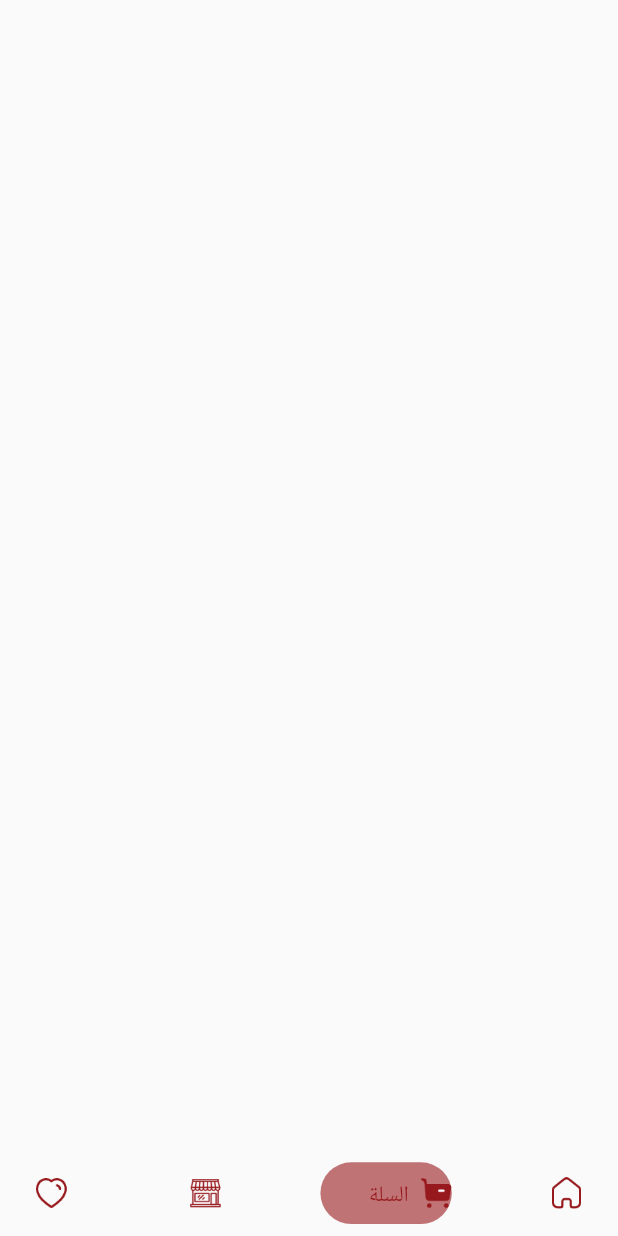
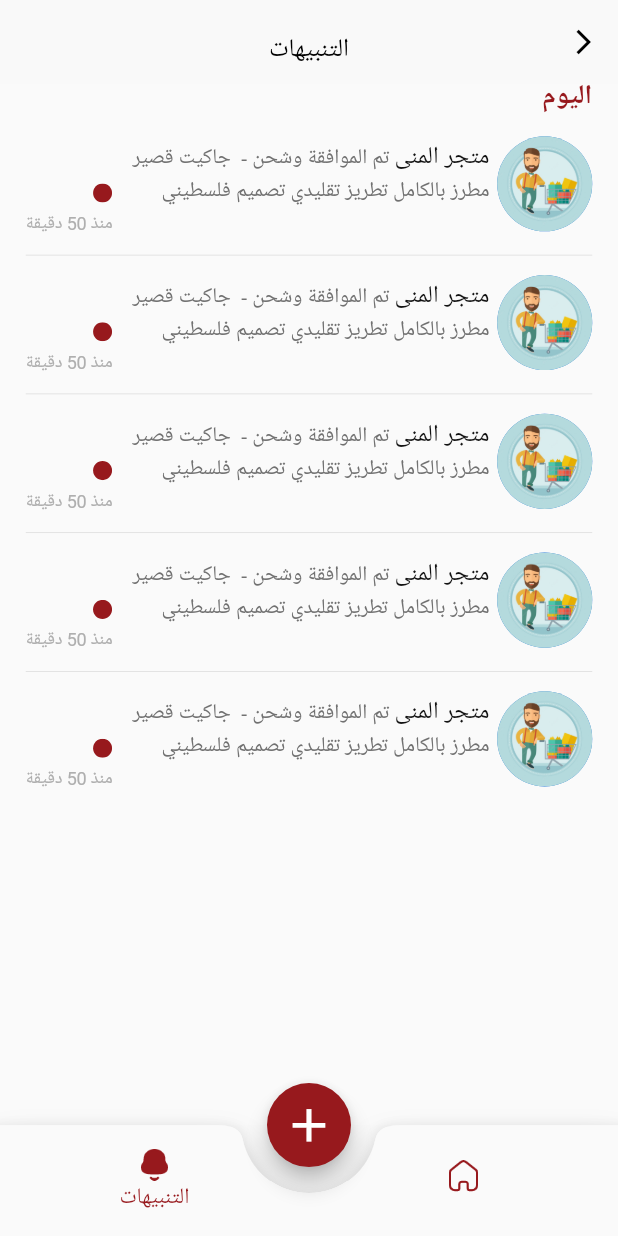
Before and after one commit to Mohamed-Salem7/Bazaar_app, a Flutter app: the MainScreen screen opened directly, item 2 of the bottom bar chosen, on a phone screen of 412 x 824 dp. Run offline on Flutter 3.47's test engine with Material 2 defaults, Android fonts, the phone set to English and light mode, and no system bars; drawn by our look-alikes of salomon_bottom_bar; our stand-ins replace buttons_tabbar, carousel_slider, flutter_bloc, flutter_screenutil, flutter_svg, get and 2 more; accounts and stored records are empty; Roboto replaces fonts that are missing (SF Display, Tajawal).

Commit message:
master-commit

```diff
--- a/lib/controller/main/cubit.dart
+++ b/lib/controller/main/cubit.dart
@@ -2,6 +2,7 @@ import 'package:bazaar/controller/main/state.dart';
 import 'package:bazaar/presntaion/layers/checkout/checkout_screen.dart';
 import 'package:bazaar/presntaion/layers/favorite/favorite_screen.dart';
 import 'package:bazaar/presntaion/layers/home_screen/main_home_screen.dart';
+import 'package:bazaar/presntaion/layers/notification/notification_screen.dart';
 import 'package:bazaar/presntaion/layers/store/store_screen.dart';
 import 'package:flutter/cupertino.dart';
 import 'package:flutter_bloc/flutter_bloc.dart';
@@ -16,6 +17,11 @@ class MainCubit extends Cubit<MainState> {
     const CheckOutScreen(),
     const StoreScreen(),
     const FavoriteScreen(),
+  ];
+
+  List<Widget> screenSeller = [
+    const MainHomeScreen(),
+    const NotificationScreen(),
   ];
 
   int currentIndex = 0;
--- a/lib/presntaion/layers/home_screen/main_home_screen.dart
+++ b/lib/presntaion/layers/home_screen/main_home_screen.dart
@@ -3,6 +3,8 @@ import 'package:bazaar/presntaion/layers/home_screen/widget/carousel_slider.dart
 import 'package:bazaar/presntaion/layers/home_screen/widget/grid_view_home.dart';
 import 'package:bazaar/presntaion/layers/home_screen/widget/list_view_home.dart';
 import 'package:bazaar/presntaion/layers/home_screen/widget/text_home_widget.dart';
+import 'package:bazaar/presntaion/layers/notification/notification_screen.dart';
+import 'package:bazaar/presntaion/layers/store/widget/search_field.dart';
 import 'package:bazaar/presntaion/utils/App_Color.dart';
 import 'package:bazaar/presntaion/utils/App_Image.dart';
 import 'package:bazaar/presntaion/utils/Global%20widget/component.dart';
@@ -49,12 +51,22 @@ class MainHomeScreen extends StatelessWidget {
             actions: [
               Padding(
                 padding: const EdgeInsets.all(8.0),
+                child: GestureDetector(
+                  onTap: ()
+                  {
+                    Get.to(const NotificationScreen(),transition: transition[2],);
+                  },
                   child: Center(
                     child: Stack(
                       alignment: Alignment.topRight,
                       children: <Widget>[
-                      Icon(Icons.notifications_outlined,
-                          color: AppColor.black, size: 30.spMin),
+                        Image(
+                          image: AssetImage(
+                            AppImage.notificationunImg,
+                          ),
+                          height: 17.h,
+                          width: 21.w,
+                        ),
                         Container(
                           width: 6.0,
                           height: 6.0,
@@ -67,11 +79,16 @@ class MainHomeScreen extends StatelessWidget {
                     ),
                   ),
                 ),
+              ),
             ],
           ),
           body: SingleChildScrollView(
             child: Column(
               children: [
+                Padding(
+                  padding: EdgeInsets.symmetric(horizontal: 10.w),
+                  child: const SearchField(isBlog: true),
+                ),
                 CarouselWithIndicatorDemo(),
                 Padding(
                   padding: EdgeInsets.symmetric(horizontal: 20.w),
--- a/lib/presntaion/layers/home_screen/widget/carousel_slider.dart
+++ b/lib/presntaion/layers/home_screen/widget/carousel_slider.dart
@@ -21,21 +21,25 @@ class _CarouselWithIndicatorState extends State<CarouselWithIndicatorDemo> {
       crossAxisAlignment: CrossAxisAlignment.start,
       children: [
         Padding(
-          padding:  EdgeInsets.symmetric(vertical: 10.h),
+          padding: EdgeInsets.symmetric(vertical: 10.h),
           child: Stack(
-              alignment: AlignmentDirectional.center, children: [
+            alignment: AlignmentDirectional.center,
+            children: [
               CarouselSlider(
+                disableGesture: true,
                 items: imageSliders,
                 carouselController: _controller,
                 options: CarouselOptions(
+                  height: 167.h,
                   autoPlay: true,
                   enlargeCenterPage: true,
-                  aspectRatio: 1.7.h,
+                  aspectRatio: 1/0.13,
                   onPageChanged: (index, reason) {
                     setState(() {
                       _current = index;
                     });
-                  }),
+                  },
+                ),
               ),
               Positioned(
                 bottom: 28.h,
@@ -46,16 +50,20 @@ class _CarouselWithIndicatorState extends State<CarouselWithIndicatorDemo> {
                       child: Container(
                         width: 7.w,
                         height: 7.h,
-                      margin: EdgeInsets.symmetric(vertical: 8.h, horizontal: 4.w),
+                        margin: EdgeInsets.symmetric(
+                            vertical: 8.h, horizontal: 4.w),
                         decoration: BoxDecoration(
                             shape: BoxShape.circle,
-                          color: _current == entry.key?AppColor.black:AppColor.white),
+                            color: _current == entry.key
+                                ? AppColor.black
+                                : AppColor.white),
                       ),
                     );
                   }).toList(),
                 ),
               ),
-          ]),
+            ],
+          ),
         ),
       ],
     );
@@ -63,12 +71,20 @@ class _CarouselWithIndicatorState extends State<CarouselWithIndicatorDemo> {
 }
 
 final List<Widget> imageSliders = imgList
-    .map((item) => Container(child: Image.asset(item,fit: BoxFit.contain)))
+    .map((item) => Container(
+          height: 167.h,
+          width: 343.w,
+          decoration: BoxDecoration(
+            image: DecorationImage(
+              image: AssetImage(item),
+              fit: BoxFit.cover,
+            ),
+          ),
+        ))
     .toList();
 
 final List<String> imgList = [
   AppImage.slider,
   AppImage.slider,
   AppImage.slider,
-
 ];
--- a/lib/presntaion/layers/main_screen/main_screen.dart
+++ b/lib/presntaion/layers/main_screen/main_screen.dart
@@ -7,6 +7,7 @@ import 'package:flutter_bloc/flutter_bloc.dart';
 import 'package:flutter_screenutil/flutter_screenutil.dart';
 import 'package:google_fonts/google_fonts.dart';
 import 'package:salomon_bottom_bar/salomon_bottom_bar.dart';
+
 
 class MainScreen extends StatelessWidget {
   const MainScreen({Key? key}) : super(key: key);
@@ -19,8 +20,78 @@ class MainScreen extends StatelessWidget {
         return Directionality(
           textDirection: TextDirection.rtl,
           child: Scaffold(
-            body: cubit.screen[cubit.currentIndex],
-            bottomNavigationBar: SalomonBottomBar(
+            backgroundColor: AppColor.white9,
+            body: false ? cubit.screen[cubit.currentIndex] : cubit.screenSeller[cubit.currentIndex],
+            floatingActionButton:  true ? Padding(
+              padding:  EdgeInsets.symmetric(horizontal: 15.w,vertical: 15.h),
+              child: FloatingActionButton(
+                child: Icon(Icons.add,size: 35.sp,),
+                hoverElevation: 10,
+                isExtended: true,
+                splashColor: AppColor.white9,
+                backgroundColor: AppColor.mainColor,
+                onPressed: () {},
+              ),
+            ) : null,
+            floatingActionButtonLocation: FloatingActionButtonLocation.centerDocked,
+            bottomNavigationBar: true ? BottomAppBar(
+              shape: const CircularNotchedRectangle(),
+              notchMargin: 0.1,
+              clipBehavior: Clip.antiAlias,
+              child: Container(
+                width: 375.w,
+                height: 70.h,
+                color: AppColor.white9,
+                child: BottomNavigationBar(
+                  selectedLabelStyle:  GoogleFonts.roboto(
+                    fontSize: 14.sp,
+                    letterSpacing: -0.5000000152587891.spMin,
+                    fontWeight: FontWeight.w500,
+                    color: AppColor.mainColor,
+                    height: 1.36.h,
+                  ),
+                  items: [
+                    BottomNavigationBarItem(
+                      icon: cubit.currentIndex == 0
+                          ? Image(
+                        image: const AssetImage(AppImage.homeUnSelImg),
+                        height: 20.h,
+                        width: 18.w,
+                      )
+                          : Image(
+                        image: const AssetImage(AppImage.homeSelImg),
+                        height: 20.h,
+                        width: 18.w,
+                      ),
+                      label:  "الرئيسية",
+
+                    ),
+                    BottomNavigationBarItem(
+                      icon: cubit.currentIndex == 1
+                          ? Image(
+                        image: const AssetImage(AppImage.notificationsImg),
+                        height: 20.h,
+                        width: 18.w,
+                      )
+                          : Image(
+                        image: const AssetImage(AppImage.notificationunImg),
+                        height: 20.h,
+                        width: 18.w,
+                      ),
+                      label:  "التنبيهات" ,
+                    ),
+                  ],
+                  useLegacyColorScheme: false,
+                  showUnselectedLabels: false,
+                  currentIndex: cubit.currentIndex,
+                  onTap: (index) {
+                    cubit.changeScreenSelect(index);
+                  },
+                ),
+              ),
+
+
+            ) : SalomonBottomBar(
               currentIndex: cubit.currentIndex,
               selectedColorOpacity: 0.6.spMin,
               onTap: (i) {
--- /dev/null
+++ b/lib/presntaion/layers/new_product/new_product_screen.dart
@@ -0,0 +1,10 @@
+import 'package:flutter/material.dart';
+
+class NewProductScreen extends StatelessWidget {
+  const NewProductScreen({Key? key}) : super(key: key);
+
+  @override
+  Widget build(BuildContext context) {
+    return const Placeholder();
+  }
+}
--- /dev/null
+++ b/lib/presntaion/layers/notification/notification_screen.dart
@@ -0,0 +1,75 @@
+import 'package:bazaar/presntaion/layers/notification/widget/Notification.dart';
+import 'package:bazaar/presntaion/layers/notification/widget/exclusive_notification.dart';
+import 'package:bazaar/presntaion/layers/notification/widget/notice_text.dart';
+import 'package:bazaar/presntaion/utils/App_Color.dart';
+import 'package:bazaar/presntaion/utils/App_Image.dart';
+import 'package:bazaar/presntaion/utils/Global%20widget/Title_Widget.dart';
+import 'package:flutter/material.dart';
+import 'package:flutter_screenutil/flutter_screenutil.dart';
+import 'package:flutter_svg/flutter_svg.dart';
+import 'package:google_fonts/google_fonts.dart';
+
+class NotificationScreen extends StatelessWidget {
+  const NotificationScreen({Key? key}) : super(key: key);
+
+  @override
+  Widget build(BuildContext context) {
+    return Directionality(
+      textDirection: TextDirection.rtl,
+      child: Scaffold(
+        body: Column(
+          crossAxisAlignment: CrossAxisAlignment.start,
+          children: [
+            TitleWidget(
+              title: 'التنبيهات',
+              isEditProfile: false,
+              context: context,
+            ),
+            Expanded(
+              child: Padding(
+                padding: EdgeInsets.symmetric(horizontal: 15.w),
+                child: Column(
+                  crossAxisAlignment: CrossAxisAlignment.start,
+                  children: [
+                    Padding(
+                      padding: EdgeInsets.only(bottom: 15.h),
+                      child: Text(
+                        'اليوم',
+                        style: GoogleFonts.roboto(
+                          fontSize: 18.0,
+                          color: AppColor.mainColor,
+                          letterSpacing: -0.6428571624755859,
+                          fontWeight: FontWeight.w700,
+                          height: 1.06,
+                        ),
+                      ),
+                    ),
+                    Expanded(
+                      child: ListView.separated(
+                        physics: const BouncingScrollPhysics(),
+                        padding: const EdgeInsets.all(0),
+                        itemBuilder: (context, index)
+                        {
+                          return const NotificationBody();
+                        },
+                        separatorBuilder: (context, index) {
+                          return Padding(
+                            padding: const EdgeInsets.only(bottom: 8.0),
+                            child: Divider(height: 10.h, thickness: 0.5.spMin),
+                          );
+                        },
+                        itemCount: 5,
+                      ),
+                    ),
+
+
+                  ],
+                ),
+              ),
+            ),
+          ],
+        ),
+      ),
+    );
+  }
+}
--- /dev/null
+++ b/lib/presntaion/layers/notification/widget/Notification.dart
@@ -0,0 +1,30 @@
+import 'package:bazaar/presntaion/layers/notification/widget/exclusive_notification.dart';
+import 'package:bazaar/presntaion/layers/notification/widget/notice_text.dart';
+import 'package:bazaar/presntaion/utils/App_Image.dart';
+import 'package:flutter/material.dart';
+import 'package:flutter_screenutil/flutter_screenutil.dart';
+
+class NotificationBody extends StatelessWidget {
+  const NotificationBody({Key? key}) : super(key: key);
+
+  @override
+  Widget build(BuildContext context) {
+    return Padding(
+      padding: EdgeInsets.only(bottom: 8.h),
+      child: Row(
+        mainAxisAlignment: MainAxisAlignment.spaceBetween,
+        crossAxisAlignment: CrossAxisAlignment.start,
+        children: [
+          CircleAvatar(
+            radius: 30.r,
+            backgroundImage: AssetImage(
+              AppImage.avatarImg,
+            ),
+          ),
+          const NoticeText(),
+          const ExclusiveNotification(),
+        ],
+      ),
+    );
+  }
+}
--- /dev/null
+++ b/lib/presntaion/layers/notification/widget/exclusive_notification.dart
@@ -0,0 +1,39 @@
+import 'package:flutter/material.dart';
+import 'package:flutter_screenutil/flutter_screenutil.dart';
+import 'package:flutter_svg/flutter_svg.dart';
+
+class ExclusiveNotification extends StatelessWidget {
+  const ExclusiveNotification({Key? key}) : super(key: key);
+
+  @override
+  Widget build(BuildContext context) {
+    return SizedBox(
+      height: 62.h,
+      child: Column(
+        mainAxisAlignment: MainAxisAlignment.end,
+        crossAxisAlignment: CrossAxisAlignment.start,
+        children: [
+          SvgPicture.string(
+            // Path 17231
+            '<svg viewBox="9.0 135.0 12.0 12.0" ><path transform="translate(9.0, 135.0)" d="M 6 0 C 9.313708305358887 0 12 2.686291694641113 12 6 C 12 9.313708305358887 9.313708305358887 12 6 12 C 2.686291694641113 12 0 9.313708305358887 0 6 C 0 2.686291694641113 2.686291694641113 0 6 0 Z" fill="#97191d" stroke="none" stroke-width="1" stroke-miterlimit="4" stroke-linecap="butt" /></svg>',
+            width: 12.w,
+            height: 12.h,
+          ),
+          SizedBox(
+            height: 5.h,
+          ),
+          Text(
+            'منذ 50 دقيقة',
+            style: TextStyle(
+              fontFamily: 'SF Display',
+              fontSize: 12.spMin,
+              color: const Color(0xFFAFAFAF),
+              letterSpacing: -0.2894117660522461.spMin,
+            ),
+            textAlign: TextAlign.right,
+          ),
+        ],
+      ),
+    );
+  }
+}
--- /dev/null
+++ b/lib/presntaion/layers/notification/widget/notice_text.dart
@@ -0,0 +1,58 @@
+import 'package:bazaar/presntaion/utils/App_Color.dart';
+import 'package:flutter/material.dart';
+import 'package:flutter_screenutil/flutter_screenutil.dart';
+import 'package:google_fonts/google_fonts.dart';
+
+class NoticeText extends StatelessWidget {
+  const NoticeText({Key? key}) : super(key: key);
+
+  @override
+  Widget build(BuildContext context) {
+    return SizedBox(
+      width: 215.w,
+      height: 62.h,
+      child: Text.rich(
+        TextSpan(
+          style: GoogleFonts.roboto(
+            fontSize: 16.spMin,
+            color: AppColor.black2,
+            letterSpacing: -0.38588235473632815.spMin,
+            height: 1.47.h,
+          ),
+          children: [
+            TextSpan(
+              text: 'متجر المنى',
+              style: GoogleFonts.roboto(
+                fontWeight: FontWeight.w500,
+              ),
+            ),
+            TextSpan(
+              text: ' ',
+              style: GoogleFonts.roboto(
+                fontSize: 14.spMin,
+                letterSpacing: -0.33764706039428716.spMin,
+              ),
+            ),
+            TextSpan(
+              text:
+              'تم الموافقة وشحن -  جاكيت قصير مطرز بالكامل تطريز تقليدي تصميم فلسطيني',
+              style: GoogleFonts.roboto(
+                fontSize: 14.spMin,
+                color: const Color(0xFF717171),
+                letterSpacing: -0.33764706039428716.spMin,
+              ),
+            ),
+            TextSpan(
+              text: ' ',
+              style: GoogleFonts.roboto(
+                fontSize: 14.spMin,
+                letterSpacing: -0.33764706039428716.spMin,
+              ),
+            ),
+          ],
+        ),
+        textAlign: TextAlign.right,
+      ),
+    );
+  }
+}
--- a/lib/presntaion/utils/App_Image.dart
+++ b/lib/presntaion/utils/App_Image.dart
@@ -77,5 +77,7 @@ class AppImage {
   static const String postImg = '$imgPath/post.png';
   static const String person2Img = '$imgPath/person2.png';
   static const String location3Img = '$imgPath/Location3.png';
+  static const String notificationsImg = '$imgPath/notifications.png';
+  static const String notificationunImg = '$imgPath/notificationun.png';
 
 }
--- a/pubspec.yaml
+++ b/pubspec.yaml
@@ -49,6 +49,7 @@ dependencies:
   shared_preferences: ^2.2.0
   salomon_bottom_bar: ^3.3.2
   flutter_svg: ^2.0.7
+  curved_navigation_bar: ^1.0.3
 
 dev_dependencies:
   flutter_launcher_icons: "^0.13.1"
```
Also changed, not shown: assets/images/notifications.png (added), assets/images/notificationun.png (added), pubspec.lock. Lines whose indentation alone changed are shown as unchanged.
